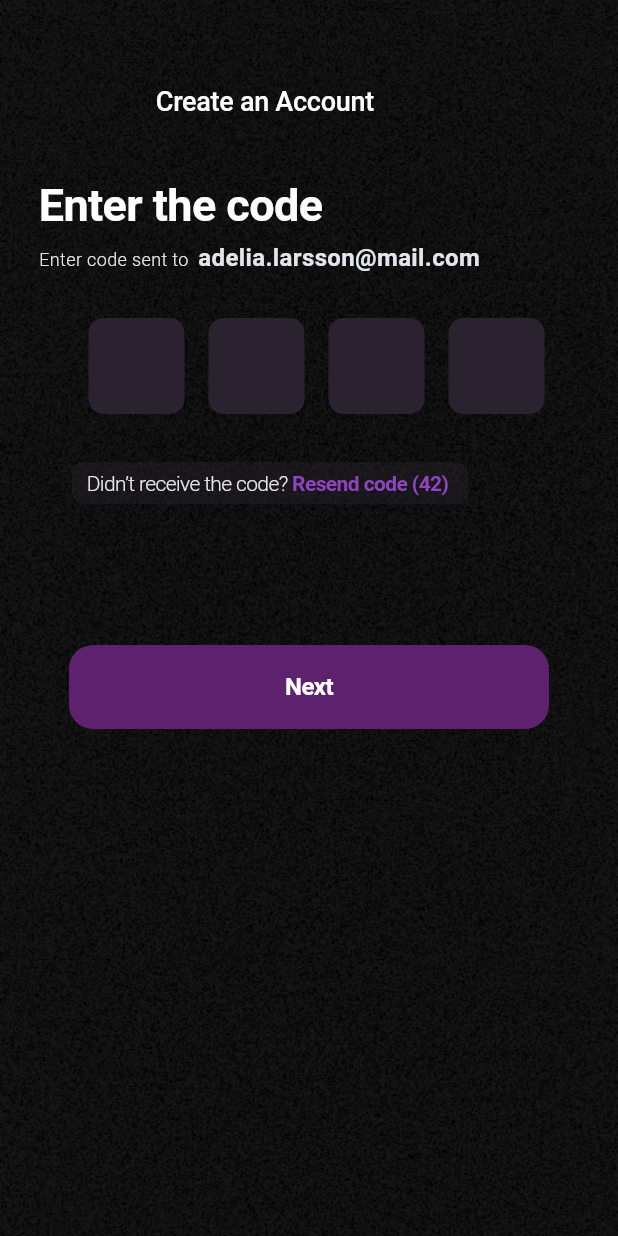
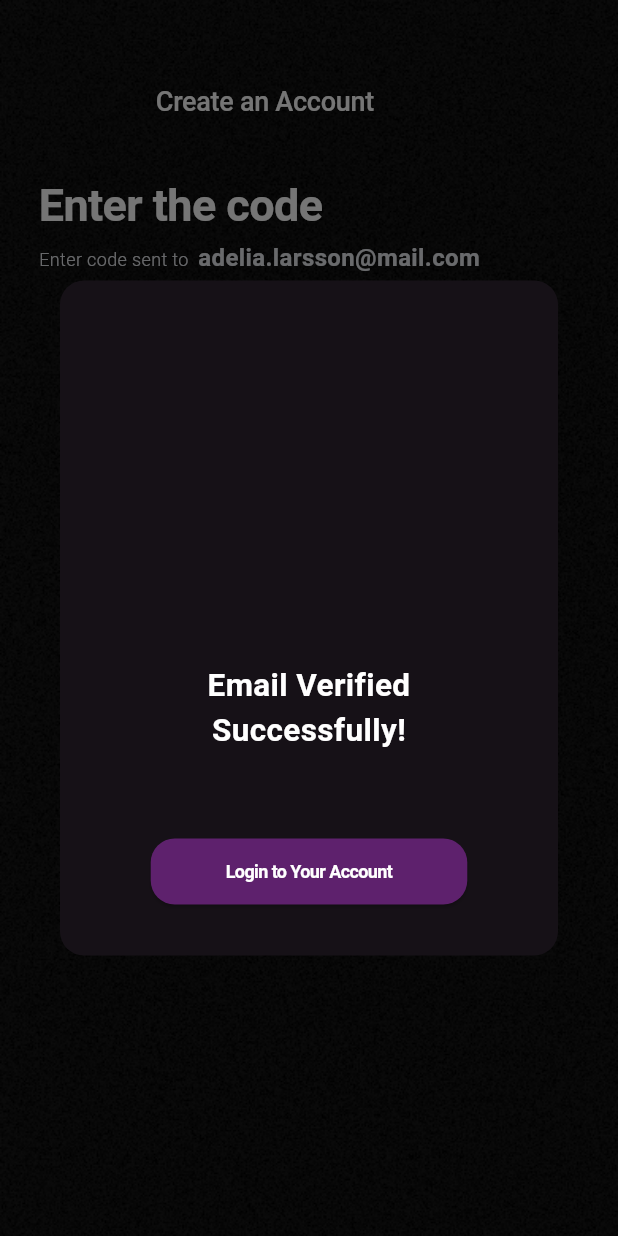
Before and after one commit to Stagcode-Hub/alex-grant-ai-mobile, a Flutter app: the OtpState screen opened directly, after a tap on "Next", on a phone screen of 412 x 824 dp. Run offline on Flutter 3.47's test engine with Material 3 defaults, Android fonts, the phone set to English and light mode, and no system bars; Roboto replaces fonts that are missing (Euclid Circular A); statements that could not run were skipped.

```diff
--- a/alex_grant_ai/lib/screens/otp.dart
+++ b/alex_grant_ai/lib/screens/otp.dart
@@ -44,14 +44,18 @@ class _OtpState extends State<OtpState> {
   }
 
   void _startTimer() {
-    _timer = Timer.periodic(Duration(seconds: 1), (timer) {
+    // If there's an existing timer, cancel it before starting a new one
+    _timer?.cancel();
+
+    // Start the timer
+    _timer = Timer.periodic(Duration(seconds: 1), (Timer timer) {
+      setState(() {
         if (_timeRemaining > 0) {
-        setState(() {
-          _timeRemaining--;
+          _timeRemaining--; // Decrement the timer every second
+        } else {
+          _timer?.cancel(); // Stop the timer when it reaches 0
+        }
       });
-      } else {
-        _timer.cancel(); // Stop the timer when it reaches 0
-      }
     });
   }
 
@@ -65,6 +69,51 @@ class _OtpState extends State<OtpState> {
       FocusScope.of(context).requestFocus(focusNodes[index - 1]);
     }
   }
+  // Function to handle OTP resend and show Snackbar
+  void _resendOtp() {
+    setState(() {
+      _timeRemaining = 45; // Reset timer when OTP is resent
+    });
+    _startTimer(); // Restart the timer
+
+    // Show Snackbar indicating OTP resend with custom styling
+    ScaffoldMessenger.of(context).showSnackBar(
+      SnackBar(
+        content: Row(
+          children: [
+            Image.asset(
+              'assets/images/Tick.png',  // Path to your image
+              width: 24,  // Width of the image
+              height: 24,  // Height of the image
+            ),
+            SizedBox(width: 8), // Space between the image and the text
+            Expanded( // Use Expanded to allow text to wrap properly
+              child: Text(
+                'The OTP has been resent',
+                style: TextStyle(
+                  color: Colors.white,
+                  fontSize: 14,
+                  fontFamily: 'Euclid Circular A',
+                  fontWeight: FontWeight.w600,
+                ),
+                overflow: TextOverflow.ellipsis, // Avoid overflow if the text is too long
+              ),
+            ),
+          ],
+        ),
+        backgroundColor: Color(0xFF15A336), // Fully opaque green color
+        duration: Duration(seconds: 2),
+        behavior: SnackBarBehavior.floating,
+        margin: EdgeInsets.only(bottom: 80, left: 20, right: 20), // Adjusted margin for better placement
+        shape: RoundedRectangleBorder(
+          borderRadius: BorderRadius.circular(8),
+        ),
+      ),
+    );
+  }
+
+
+
 
   @override
   void dispose() {
@@ -80,6 +129,7 @@ class _OtpState extends State<OtpState> {
   @override
   Widget build(BuildContext context) {
     return Scaffold( // Keep Material here for transparent background
+
       body: SingleChildScrollView(
         child: Material(
           color: Colors.transparent,
@@ -209,9 +259,11 @@ class _OtpState extends State<OtpState> {
                         child: Row(
                           mainAxisSize: MainAxisSize.min,
                           mainAxisAlignment: MainAxisAlignment.start,
-                          crossAxisAlignment: CrossAxisAlignment.center, // Align text vertically in the center
+                          crossAxisAlignment: CrossAxisAlignment.center,
                           children: [
-                            Text.rich(
+                            GestureDetector(
+                              onTap: _resendOtp, // Trigger OTP resend
+                              child: Text.rich(
                                 TextSpan(
                                   children: [
                                     TextSpan(
@@ -238,7 +290,8 @@ class _OtpState extends State<OtpState> {
                                     ),
                                   ],
                                 ),
-                              textAlign: TextAlign.left, // Align text to the left of the Row
+                                textAlign: TextAlign.left,
+                              ),
                             ),
                           ],
                         ),
@@ -321,6 +374,7 @@ class _OtpState extends State<OtpState> {
                               onTap: () {
                                 print('Button clicked!');
                                 // Add your onTap logic here
+                                _showOtpVerifiedSuccessfullyModal(context);
                               },
                               child: Center(
                                 child: Text(
@@ -353,3 +407,79 @@ class _OtpState extends State<OtpState> {
     );
   }
 }
+void _showOtpVerifiedSuccessfullyModal(BuildContext context) {
+  showDialog(
+    context: context,
+    barrierDismissible: false, // Prevent closing the modal by tapping outside
+    builder: (BuildContext context) {
+      return Dialog(
+        backgroundColor: Colors.transparent, // Transparent background
+        child: Center( // Center the modal in the middle of the screen
+          child: Container(
+            width: 400,
+            height: 450,
+            padding: const EdgeInsets.all(32),
+            decoration: ShapeDecoration(
+              color: Color(0xFF161117),
+              shape: RoundedRectangleBorder(
+                borderRadius: BorderRadius.circular(16),
+              ),
+            ),
+            child: Column(
+
+              mainAxisSize: MainAxisSize.max,
+              mainAxisAlignment: MainAxisAlignment.spaceBetween, // Space between text and button
+              crossAxisAlignment: CrossAxisAlignment.center,
+              children: [
+                const SizedBox(height: 200), // Add space on top of the text
+                SizedBox(
+                  width: 240,
+
+                  child: Text(
+                    'Email Verified Successfully!',
+                    textAlign: TextAlign.center,
+                    style: TextStyle(
+                      color: Colors.white,
+                      fontSize: 21,
+                      fontFamily: 'Euclid Circular A',
+                      fontWeight: FontWeight.w600,
+                      height: 1.43,
+                    ),
+                  ),
+                ),
+                const SizedBox(height: 10),
+                ElevatedButton(
+                  onPressed: () {
+                    Navigator.of(context).pop(); // Close the modal
+                    // _showConfirmEmailModal(context);
+                  },
+                  style: ElevatedButton.styleFrom(
+                    backgroundColor: Color(0xFF5E216D), // Set background color here
+                    shape: RoundedRectangleBorder(
+                      borderRadius: BorderRadius.circular(16),
+                    ),
+                    padding: EdgeInsets.symmetric(horizontal: 50, vertical: 16),
+                  ),
+                  child: Text(
+                    'Login to Your Account',
+                    textAlign: TextAlign.center, // Center-align the text
+                    overflow: TextOverflow.ellipsis, // Handle overflow with an ellipsis
+                    maxLines: 1, // Ensure the text stays on one line
+                    style: TextStyle(
+                      color: Colors.white,
+                      fontSize: 12,
+                      fontFamily: 'Euclid Circular A',
+                      fontWeight: FontWeight.w600,
+                      height: 1,
+                      letterSpacing: -0.40,
+                    ),
+                  ),
+                ),
+              ],
+            ),
+          ),
+        ),
+      );
+    },
+  );
+}
```
Also changed, not shown: alex_grant_ai/assets/images/Tick.png (added). Lines whose indentation alone changed are shown as unchanged.
